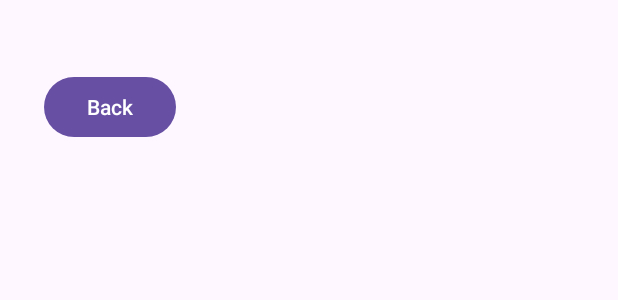
After one commit to xqill275/MHA-Oliver-Long, an Android app: the layout activity_login_page.xml on its own in the app's theme, with its tools: preview values and no code run, on a phone screen of 412 x 824 dp. The commit adds this screen. Shown: the top 300 px of the screen. Run offline under Robolectric (Android 15) with nearby library versions, the phone set to English and light mode, and no system bars.

Commit message:
added login page and back button

```diff
--- a/MHA/app/src/main/AndroidManifest.xml
+++ b/MHA/app/src/main/AndroidManifest.xml
@@ -11,6 +11,9 @@
         android:roundIcon="@mipmap/ic_launcher_round"
         android:supportsRtl="true"
         android:theme="@style/Theme.MHA">
+        <activity
+            android:name=".LoginPage"
+            android:exported="false" />
         <activity
             android:name=".RegisterPage"
             android:exported="false" />
--- /dev/null
+++ b/MHA/app/src/main/res/layout/activity_login_page.xml
@@ -0,0 +1,19 @@
+<?xml version="1.0" encoding="utf-8"?>
+<androidx.constraintlayout.widget.ConstraintLayout xmlns:android="http://schemas.android.com/apk/res/android"
+    xmlns:app="http://schemas.android.com/apk/res-auto"
+    xmlns:tools="http://schemas.android.com/tools"
+    android:id="@+id/main"
+    android:layout_width="match_parent"
+    android:layout_height="match_parent"
+    tools:context=".LoginPage">
+
+    <Button
+        android:id="@+id/Back_Button_login"
+        android:layout_width="wrap_content"
+        android:layout_height="wrap_content"
+        android:layout_marginStart="29dp"
+        android:layout_marginTop="47dp"
+        android:text="Back"
+        app:layout_constraintStart_toStartOf="parent"
+        app:layout_constraintTop_toTopOf="parent" />
+</androidx.constraintlayout.widget.ConstraintLayout>
```
Also changed, not shown: MHA/app/src/main/java/com/example/mha/LoginPage.java (added, +32 -0 lines), MHA/app/src/main/java/com/example/mha/MainActivity.java (+6 -1 lines).
